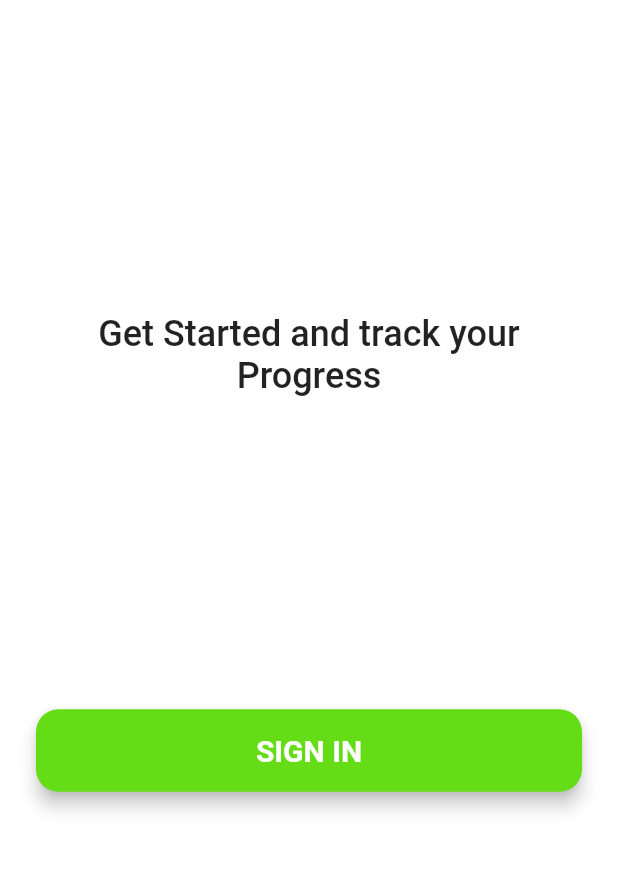
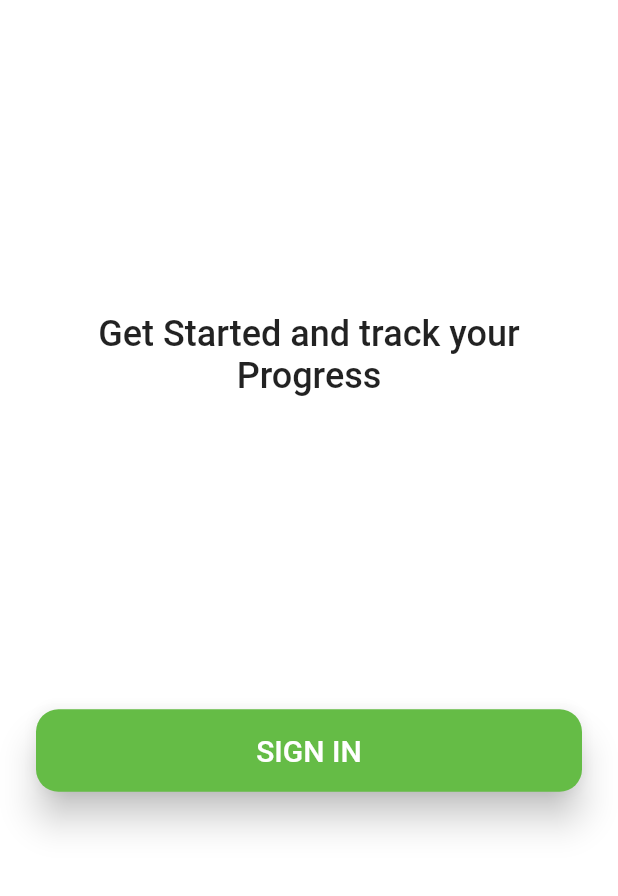
Before and after one commit to Paulos8102/ssn-nss-tracker, a Flutter app: the screen it shows after launch, on a phone screen of 412 x 824 dp, the part 252-1148 px from its top. Run offline on Flutter 3.47's test engine with Material 2 defaults, Android fonts, the phone set to English and light mode, and no system bars; our stand-ins replace cloud_firestore, firebase_core; accounts and stored records are empty.

Commit message:
Revert "home_view.dart"
This reverts commit 827bd335f5c7855520a0b44922e56adace2cc58d.

```diff
--- a/lib/views/home_view.dart
+++ b/lib/views/home_view.dart
@@ -224,10 +224,6 @@ class _HomeViewState extends State<HomeView> {
                                                         CupertinoPageRoute(
                                                             builder: (context) =>
                                                                 ExpandedView(
-                                                                    isOnline:
-                                                                        false,
-                                                                    isOngoing:
-                                                                        false,
                                                                     event:
                                                                         event)));
                                                   },
--- a/lib/views/login_view.dart
+++ b/lib/views/login_view.dart
@@ -27,37 +27,29 @@ class LoginView extends StatelessWidget {
                     .headline5
                     ?.apply(fontWeightDelta: 1),
               ),
-              TextButton(
+              MaterialButton(
+                elevation: 10.0,
+                shape: RoundedRectangleBorder(
+                    borderRadius: BorderRadius.circular(15.0)),
+                color: Color.fromRGBO(101, 188, 70, 1.0),
                 onPressed: () {
                   Navigator.pushReplacement(context,
                       MaterialPageRoute(builder: (context) => MainView()));
                 },
                 child: Row(
-                  mainAxisAlignment: MainAxisAlignment.center,
+                  mainAxisSize: MainAxisSize.max,
+                  mainAxisAlignment: MainAxisAlignment.spaceAround,
                   children: [
                     Padding(
-                      padding: const EdgeInsets.all(8.0),
+                      padding: const EdgeInsets.all(16.0),
                       child: Text(
-                        "Sign In".toUpperCase(),
-                        style: TextStyle(
-                          color: Colors.white,
-                          fontWeight: FontWeight.bold,
-                          fontSize: 20,
-                        ),
+                        "SIGN IN",
+                        style: TextStyle(color: Colors.white, fontSize: 20.0),
                       ),
                     ),
                   ],
                 ),
-                style: ButtonStyle(
-                  backgroundColor: MaterialStateProperty.all<Color>(
-                      Colors.lightGreenAccent.shade700),
-                  elevation: MaterialStateProperty.all<double>(5.0),
-                  shape: MaterialStateProperty.all<OutlinedBorder>(
-                    RoundedRectangleBorder(
-                        borderRadius: BorderRadius.circular(15.0)),
-                  ),
-                ),
-              ),
+              )
             ],
           ),
         ),
```
